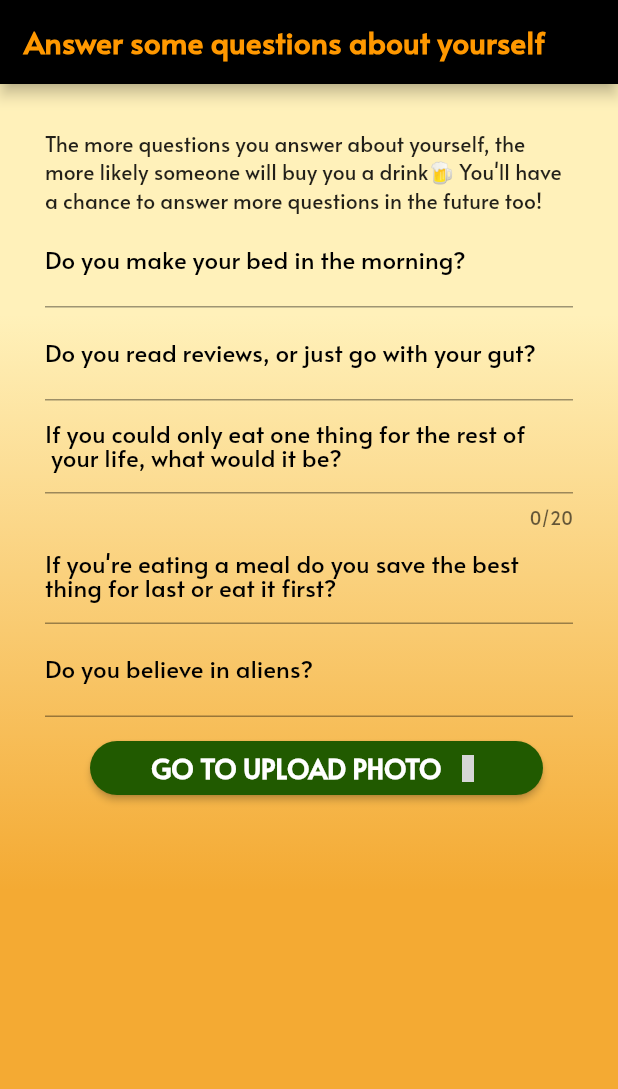
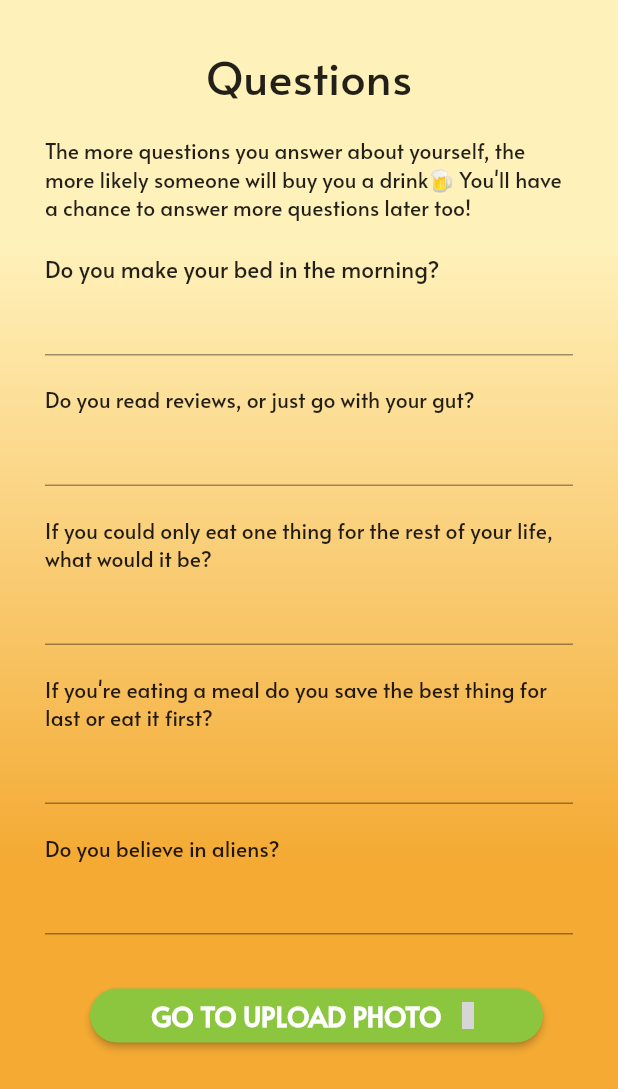
Before and after one commit to Team-Loveal/BeerGarden, a Flutter app: the Questions screen opened by its route, on a phone screen of 412 x 824 dp. Shown: the top 1089 px of the screen. Run offline on Flutter 3.47's test engine with Material 2 defaults, Android fonts, the phone set to English and light mode, and no system bars; drawn by our look-alikes of flutter_form_builder; our stand-ins replace cloud_firestore, firebase_auth, firebase_storage, flutter_spinkit, fluttertoast, google_sign_in and 3 more; missing offline and left inert: android_alarm_manager, pimp_my_button; accounts and stored records are empty; grey boxes are pictures that could not be loaded.

Commit message:
fixed ui bugs in questions page

```diff
--- a/lib/main.dart
+++ b/lib/main.dart
@@ -68,7 +68,7 @@ class MyApp extends StatelessWidget {
             primaryColor: Hexcolor("#000000"),
             accentColor: Hexcolor("#8CC63E"),
           ),
-          initialRoute: '/',
+          initialRoute: '/questions',
           routes: {
             '/': (_) => Wrapper(),
             '/signup': (_) => SignUp(),
--- a/lib/pages/questions.dart
+++ b/lib/pages/questions.dart
@@ -4,6 +4,7 @@ import 'package:lovealapp/models/user.dart';
 import 'package:lovealapp/services/database.dart';
 import 'package:material_design_icons_flutter/material_design_icons_flutter.dart';
 import 'package:provider/provider.dart';
+import 'package:flutter_form_builder/flutter_form_builder.dart';
 
 class Questions extends StatefulWidget {
   @override
@@ -11,9 +12,6 @@ class Questions extends StatefulWidget {
 }
 
 class _QuestionsState extends State<Questions> {
-  //TODO get rid of limit for answer fields
-  //TODO answer fields conflict with question field when question is long
-
   String bed;
   String reviews;
   String foreverEat;
@@ -24,17 +22,6 @@ class _QuestionsState extends State<Questions> {
   Widget build(BuildContext context) {
     final user = Provider.of<User>(context);
     return Scaffold(
-      appBar: AppBar(
-        automaticallyImplyLeading: false,
-        title: Text(
-          'Answer some questions about yourself',
-          style: TextStyle(
-            color: Colors.orange,
-            fontSize: 20,
-            fontWeight: FontWeight.bold,
-          ),
-        ), //
-      ),
       backgroundColor: Hexcolor("#FFF6C2"),
       body: SafeArea(
         child: Stack(
@@ -54,100 +41,71 @@ class _QuestionsState extends State<Questions> {
                 ),
               ),
             ),
-
             Container(
               child: SingleChildScrollView(
                 child: Padding(
                     padding: const EdgeInsets.all(30),
                     child: Column(
                       children: <Widget>[
-                        Text("The more questions you answer about yourself, the more likely someone will buy you a drink🍺 You'll have a chance to answer more questions in the future too!"),
+                          Text('Questions', style:TextStyle(fontSize: 30.0),),
+                        Padding(
+                          padding: EdgeInsets.symmetric(vertical: 20.0),
+                          child: Text("The more questions you answer about yourself, the more likely someone will buy you a drink🍺 You'll have a chance to answer more questions later too!"),
+                        ),
+                        FormBuilder(
+                          child: Column(
+                            crossAxisAlignment: CrossAxisAlignment.start,
+                            children: <Widget>[
+                              Text('Do you make your bed in the morning?', style: TextStyle(fontSize:15.0),),
                               TextFormField(
                                 cursorWidth: 3,
-                          //maxLength: 20,
                                 onChanged: (val) {
                                   setState(() => bed = val);
                                 },
-                          onSaved: (String value) {
-                            //this block is used to run code when a user save the form
-                          },
-                          decoration: InputDecoration(
-                              labelStyle: TextStyle(
-                                color: Colors.black,
-                              ),
-                              labelText: 'Do you make your bed in the morning?'),
                                 keyboardType: TextInputType.text,
                               ),
+                              SizedBox(height: 20.0),
+                              Text('Do you read reviews, or just go with your gut?'),
                               TextFormField(
                                 cursorWidth: 3,
-                          //maxLength: 20,
                                 onChanged: (val) {
                                   setState(() => reviews = val);
                                 },
-                          onSaved: (String value) {
-                            //this block is used to run code when a user save the form
-                          },
-                          decoration: InputDecoration(
-                              labelStyle: TextStyle(
-                                color: Colors.black,
-                              ),
-                              labelText: 'Do you read reviews, or just go with your gut?'),
                                 keyboardType: TextInputType.text,
                               ),
+                              SizedBox(height: 20.0),
+                              Text('If you could only eat one thing for the rest of your life, what would it be?'),
                               TextFormField(
                                 cursorWidth: 3,
-                          maxLength: 20,
                                 onChanged: (val) {
                                   setState(() => foreverEat = val);
                                 },
-                          onSaved: (String value) {
-                            //this block is used to run code when a user save the form
-                          },
-                          decoration: InputDecoration(
-                              labelStyle: TextStyle(
-                                color: Colors.black,
-                              ),
-                              labelText: 'If you could only eat one thing for the rest of \n your life, what would it be?'),
                                 keyboardType: TextInputType.text,
                               ),
+                              SizedBox(height: 20.0),
+                              Text("If you're eating a meal do you save the best thing for last or eat it first?"),
                               TextFormField(
                                 cursorWidth: 3,
-                          //maxLength: 20,
-
                                 onChanged: (val) {
                                   setState(() => bestForLast = val);
                                 },
                                 onSaved: (String value) {
                                   //this block is used to run code when a user save the form
                                 },
-                          decoration: InputDecoration(
-
-                              labelStyle: TextStyle(
-                                color: Colors.black,
-                              ),
-
-                              labelText: "If you're eating a meal do you save the best \nthing for last or eat it first?"),
                                 keyboardType: TextInputType.text,
                               ),
+                              SizedBox(height: 20.0),
+                              Text("Do you believe in aliens?"),
                               TextFormField(
                                 cursorWidth: 3,
-                          //maxLength: 20,
                                 onChanged: (val) {
                                   setState(() => aliens = val);
                                 },
-                          onSaved: (String value) {
-                            //this block is used to run code when a user save the form
-                          },
-                          decoration: InputDecoration(
-                              labelStyle: TextStyle(
-                                color: Colors.black,
-                              ),
-                              labelText: 'Do you believe in aliens?'),
                                 keyboardType: TextInputType.text,
                               ),
                               //BUTTON
                               Container(
-                          padding: EdgeInsets.fromLTRB(30, 10, 20, 0),
+                                padding: EdgeInsets.fromLTRB(30, 30, 20, 0),
                                 child: RaisedButton(
                                   onPressed: () async {
 
@@ -165,7 +123,7 @@ class _QuestionsState extends State<Questions> {
                                         .pushNamed('/uploadphoto');
                                   },
                                   textColor: Colors.white,
-                            color: Hexcolor("#215a00"),
+                                  color: Hexcolor("#8CC63E"),
                                   shape: RoundedRectangleBorder(
                                       borderRadius: BorderRadius.circular(50)),
                                   child: Row(
@@ -182,6 +140,9 @@ class _QuestionsState extends State<Questions> {
                                 ),
                               )
                             ],
+                          ),
+                        ),
+                      ],
                     )),
               ),
             ),
--- a/pubspec.yaml
+++ b/pubspec.yaml
@@ -43,6 +43,7 @@ dependencies:
   android_alarm_manager: ^0.4.5+11
   workmanager: ^0.2.0
   pimp_my_button: ^1.0.0
+  flutter_form_builder: ^3.11.0
 
 dev_dependencies:
   flutter_test:
```
Also changed, not shown: pubspec.lock. Lines whose indentation alone changed are shown as unchanged.
